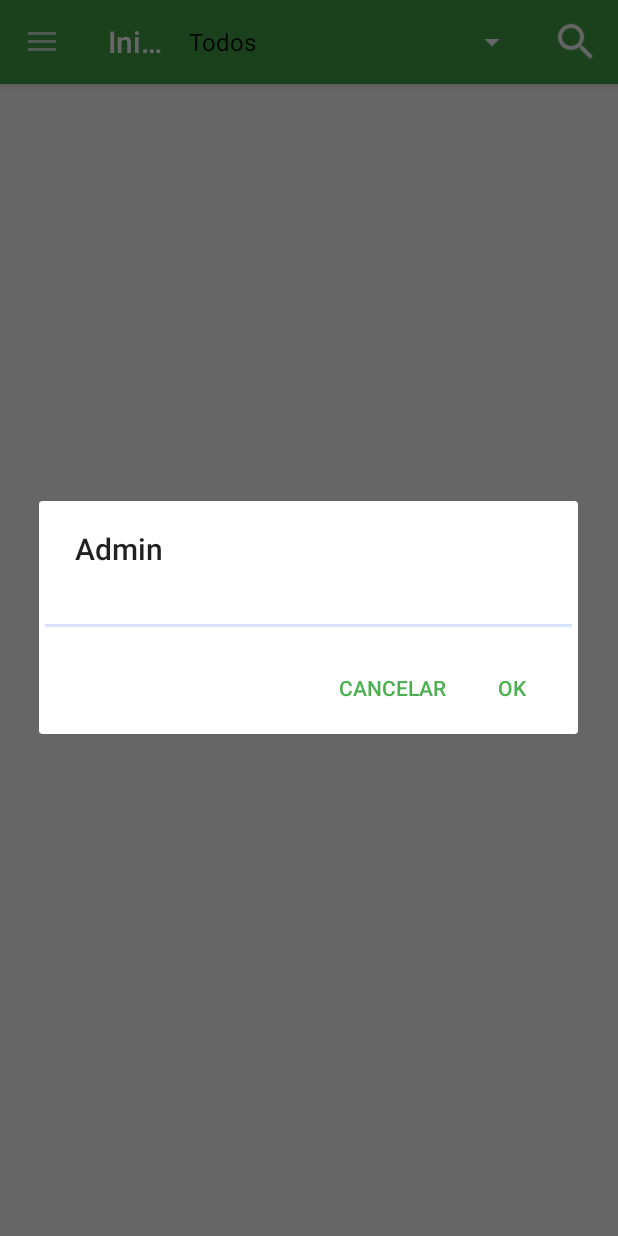
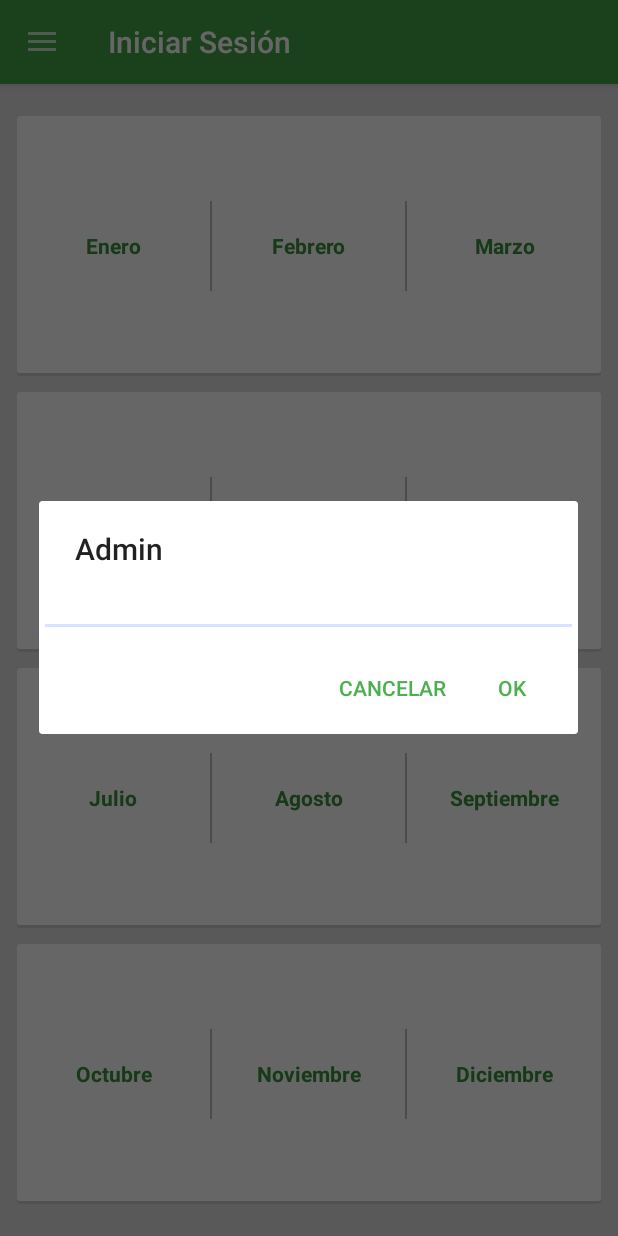
Before and after one commit to HansCordovaGoicochea/appFrutas, an Android app: the screen it shows after launch (ActividadPrincipal), in the side drawer, after a tap on "Iniciar Sesión", on a phone screen of 412 x 824 dp. Run offline under Robolectric (Android 15) with nearby library versions, the phone set to English and light mode, and no system bars; libraries missing offline, so code that uses them is left out: cn.pedant, com.orm, com.orm.query; 4 statements that could not run were skipped.

Commit message:
calendario casi por terminar

```diff
--- /dev/null
+++ b/app/src/main/res/layout/fragment_calendar.xml
@@ -0,0 +1,94 @@
+<?xml version="1.0" encoding="utf-8"?>
+<RelativeLayout android:background="@color/md_grey_300" android:paddingTop="@dimen/activity_vertical_margin" android:paddingBottom="@dimen/activity_vertical_margin" android:layout_width="fill_parent" android:layout_height="fill_parent"
+    xmlns:android="http://schemas.android.com/apk/res/android">
+    <TableLayout android:layout_width="fill_parent" android:layout_height="fill_parent" android:layout_alignParentStart="true" android:layout_alignParentTop="true">
+
+        <TableRow style="@style/card_style.calendar">
+
+            <TextView
+                android:id="@+id/calFragmentMonth1"
+                style="@style/MonthTextActivity"
+                android:text="@string/Enero" />
+
+            <View style="@style/vertical_line" />
+
+            <TextView
+                android:id="@+id/calFragmentMonth2"
+                style="@style/MonthTextActivity"
+                android:text="@string/Febrero" />
+
+            <View style="@style/vertical_line" />
+
+            <TextView
+                android:id="@+id/calFragmentMonth3"
+                style="@style/MonthTextActivity"
+                android:text="@string/Marzo" />
+        </TableRow>
+
+        <TableRow style="@style/card_style.calendar">
+
+            <TextView
+                android:id="@+id/calFragmentMonth4"
+                style="@style/MonthTextActivity"
+                android:text="@string/Abril" />
+
+            <View style="@style/vertical_line" />
+
+            <TextView
+                android:id="@+id/calFragmentMonth5"
+                style="@style/MonthTextActivity"
+                android:text="@string/Mayo" />
+
+            <View style="@style/vertical_line" />
+
+            <TextView
+                android:id="@+id/calFragmentMonth6"
+                style="@style/MonthTextActivity"
+                android:text="@string/Junio" />
+        </TableRow>
+
+        <TableRow style="@style/card_style.calendar">
+
+            <TextView
+                android:id="@+id/calFragmentMonth7"
+                style="@style/MonthTextActivity"
+                android:text="@string/Julio" />
+
+            <View style="@style/vertical_line" />
+
+            <TextView
+                android:id="@+id/calFragmentMonth8"
+                style="@style/MonthTextActivity"
+                android:text="@string/Agosto" />
+
+            <View style="@style/vertical_line" />
+
+            <TextView
+                android:id="@+id/calFragmentMonth9"
+                style="@style/MonthTextActivity"
+                android:text="@string/Septiembre" />
+        </TableRow>
+
+        <TableRow style="@style/card_style.calendar">
+
+            <TextView
+                android:id="@+id/calFragmentMonth10"
+                style="@style/MonthTextActivity"
+                android:text="@string/Octubre" />
+
+            <View style="@style/vertical_line" />
+
+            <TextView
+                android:id="@+id/calFragmentMonth11"
+                style="@style/MonthTextActivity"
+                android:text="@string/Noviembre" />
+
+            <View style="@style/vertical_line" />
+
+            <TextView
+                android:id="@+id/calFragmentMonth12"
+                style="@style/MonthTextActivity"
+                android:text="@string/Diciembre" />
+        </TableRow>
+    </TableLayout>
+</RelativeLayout>
--- a/app/src/main/res/layout/fragment_frutas.xml
+++ b/app/src/main/res/layout/fragment_frutas.xml
@@ -10,7 +10,7 @@
         android:id="@+id/frutas_recycler_view"
         android:scrollbars="vertical"
         android:layout_width="match_parent"
-        android:layout_height="match_parent" />
+        android:layout_height="match_parent"/>
 
     <android.support.design.widget.FloatingActionButton
     android:id="@+id/fab"
--- a/app/src/main/res/menu/activity_main_drawer.xml
+++ b/app/src/main/res/menu/activity_main_drawer.xml
@@ -8,6 +8,10 @@
             android:id="@+id/frutas_nav"
             android:icon="@drawable/menufruta"
             android:title="Frutas" />
+        <item
+            android:id="@+id/calendario_nav"
+            android:icon="@drawable/calendar"
+            android:title="Calendario" />
     </group>
 
     <item android:title="Administración">
--- a/app/src/main/res/values/strings.xml
+++ b/app/src/main/res/values/strings.xml
@@ -45,7 +45,6 @@
     <string name="carbohidratos_long">Los glúcidos, carbohidratos, hidratos de carbono o sacáridos (del griego σάκχαρ \"azúcar\") son biomoléculas cuyas principales funciones en los seres vivos son prestar energía inmediata y la función estructural.</string>
 
 
-
     <string name="seasonTitleFirst">Inicio de temporada</string>
     <string name="seasonTitleFirstDescription">¡Ya puedes empezar a consumirlo! El producto acaba de llegar a su punto óptimo de maduración, por lo que su temporada natural se da por empezada.</string>
     <string name="seasonTitleLast">Fin de temporada</string>
@@ -55,5 +54,8 @@
     <string name="seasonTitleOut">Fuera de temporada</string>
     <string name="seasonTitleOutDescription">Si consumes un alimento que no está en temporada, este no habrá sido cultivado respetando su ciclo natural. Su crecimiento y maduración se habrán realizado forzando el proceso de manera artificial, o bien habrá sido importado.</string>
 
+    <!-- TODO: Remove or change this placeholder text -->
+    <string name="hello_blank_fragment">Hello blank fragment</string>
+
 
 </resources>
--- a/app/src/main/res/values/styles.xml
+++ b/app/src/main/res/values/styles.xml
@@ -95,4 +95,32 @@
     <style name="spinnerstyle" parent="@style/Widget.AppCompat.Light.Spinner.DropDown.ActionBar">
         <item name="android:theme">@style/ActionBarThemeOverlay</item>
     </style>
+    <style name="card_style.calendar">
+        <item name="android:padding">0dp</item>
+        <item name="android:layout_weight">1</item>
+    </style>
+    <style name="MonthTextActivity">
+        <item name="android:textStyle">bold</item>
+        <item name="android:textColor">@color/primaryDarkColor</item>
+        <item name="android:gravity">center</item>
+        <item name="android:background">?selectableItemBackground</item>
+        <item name="android:clickable">true</item>
+        <item name="android:layout_width">0dp</item>
+        <item name="android:layout_height">match_parent</item>
+        <item name="android:layout_weight">1</item>
+        <item name="android:layout_centerInParent">true</item>
+    </style>
+    <style name="MonthTextView.Big">
+        <item name="android:textSize">14sp</item>
+    </style>
+    <style name="verticalTextStyle">
+        <item name="android:textSize">20sp</item>
+        <item name="android:padding">0dp</item>
+    </style>
+    <style name="vertical_line">
+        <item name="android:layout_gravity">center_vertical</item>
+        <item name="android:background">@color/md_grey_400</item>
+        <item name="android:layout_width">1dp</item>
+        <item name="android:layout_height">60dp</item>
+    </style>
 </resources>
```
Also changed, not shown: app/src/main/AndroidManifest.xml (+6 -5 lines), app/src/main/java/tesis/frutas/com/appfrutas/ActividadPrincipal.java (+14 -1 lines), app/src/main/java/tesis/frutas/com/appfrutas/Fragmentos/FragmentCalendar.java (added, +101 -0 lines), app/src/main/java/tesis/frutas/com/appfrutas/Fragmentos/FragmentFrutas.java (+42 -3 lines), app/src/main/res/drawable-xhdpi/calendar.png (added), 316 other files.
